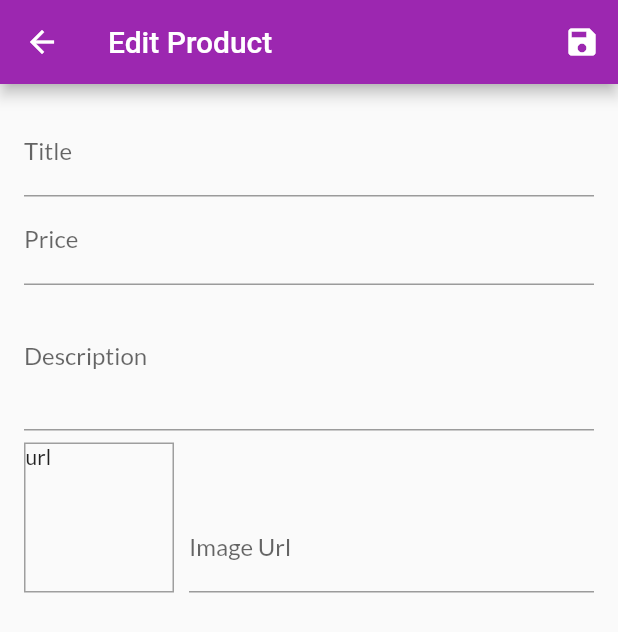
After one commit to peergrammer/myshop, a Flutter app: the EditProductScreen screen opened by its route, after a tap on the "save" icon, on a phone screen of 412 x 824 dp. The commit adds this screen. Shown: the top 632 px of the screen. Run offline on Flutter 3.47's test engine with Material 2 defaults, Android fonts, the phone set to English and light mode, and no system bars; our stand-ins replace google_fonts; network calls fail.

Commit message:
Form Input
Updating the form input for new products

```diff
--- a/lib/main.dart
+++ b/lib/main.dart
@@ -1,5 +1,6 @@
 import 'package:flutter/material.dart';
 import 'package:myshop/screens/cart_screen.dart';
+import 'package:myshop/screens/edit_product_screen.dart';
 import 'package:provider/provider.dart';
 import 'package:google_fonts/google_fonts.dart';
 import 'package:myshop/screens/product_detail_screen.dart';
@@ -51,6 +52,7 @@ class MyApp extends StatelessWidget {
           CartScreen.routeName: (context) => CartScreen(),
           OrdersScreen.routeName: (context) => OrdersScreen(),
           UserProductScreen.routeName: (context) => UserProductScreen(),
+          EditProductScreen.routeName: (context) => EditProductScreen()
         },
       ),
     );
--- /dev/null
+++ b/lib/screens/edit_product_screen.dart
@@ -0,0 +1,149 @@
+import 'package:flutter/material.dart';
+import '../models/product.dart';
+
+class EditProductScreen extends StatefulWidget {
+  static const routeName = '/edit-product';
+
+  @override
+  _EditProductScreenState createState() => _EditProductScreenState();
+}
+
+class _EditProductScreenState extends State<EditProductScreen> {
+  final _priceFocusNode = FocusNode();
+  final _imageUrlController = TextEditingController();
+  final _form = GlobalKey<FormState>();
+  var _editProduct =
+      Product(id: null, title: '', price: 0, description: '', imageUrl: '');
+
+  @override
+  void dispose() {
+    super.dispose();
+    _priceFocusNode.dispose();
+    _imageUrlController.dispose();
+  }
+
+  void _saveForm() {
+    _form.currentState.save();
+  }
+
+  @override
+  Widget build(BuildContext context) {
+    return Scaffold(
+      appBar: AppBar(
+        title: Text('Edit Product'),
+        actions: [
+          IconButton(
+            icon: Icon(Icons.save),
+            onPressed: _saveForm,
+          )
+        ],
+      ),
+      body: Padding(
+        padding: const EdgeInsets.all(16.0),
+        child: Form(
+          key: _form,
+          child: ListView(
+            children: [
+              TextFormField(
+                decoration: InputDecoration(
+                  labelText: 'Title',
+                ),
+                textInputAction: TextInputAction.next,
+                onFieldSubmitted: (value) {
+                  FocusScope.of(context).requestFocus(_priceFocusNode);
+                },
+                onSaved: (newValue) {
+                  _editProduct = Product(
+                    title: newValue,
+                    price: _editProduct.price,
+                    description: _editProduct.description,
+                    imageUrl: _editProduct.imageUrl,
+                    id: null,
+                  );
+                },
+              ),
+              TextFormField(
+                decoration: InputDecoration(
+                  labelText: 'Price',
+                ),
+                textInputAction: TextInputAction.next,
+                keyboardType: TextInputType.number,
+                focusNode: _priceFocusNode,
+                onSaved: (newValue) {
+                  _editProduct = Product(
+                    title: _editProduct.title,
+                    price: double.parse(newValue),
+                    description: _editProduct.description,
+                    imageUrl: _editProduct.imageUrl,
+                    id: null,
+                  );
+                },
+              ),
+              TextFormField(
+                  decoration: InputDecoration(
+                    labelText: 'Description',
+                  ),
+                  maxLines: 3,
+                  keyboardType: TextInputType.multiline,
+                  onSaved: (newValue) {
+                    _editProduct = Product(
+                      title: _editProduct.title,
+                      price: _editProduct.price,
+                      description: newValue,
+                      imageUrl: _editProduct.imageUrl,
+                      id: null,
+                    );
+                  }),
+              Row(
+                crossAxisAlignment: CrossAxisAlignment.end,
+                children: [
+                  Container(
+                    width: 100,
+                    height: 100,
+                    margin: EdgeInsets.only(top: 8, right: 10),
+                    decoration: BoxDecoration(
+                      border: Border.all(
+                        width: 1,
+                        color: Colors.grey,
+                      ),
+                    ),
+                    child: _imageUrlController.text.isEmpty
+                        ? Text('url')
+                        : FittedBox(
+                            child: Image.network(
+                              _imageUrlController.text,
+                              fit: BoxFit.cover,
+                            ),
+                          ),
+                  ),
+                  Expanded(
+                    child: TextFormField(
+                        decoration: InputDecoration(labelText: 'Image Url'),
+                        keyboardType: TextInputType.url,
+                        textInputAction: TextInputAction.done,
+                        controller: _imageUrlController,
+                        onEditingComplete: () {
+                          setState(() {});
+                        },
+                        onFieldSubmitted: (value) {
+                          _saveForm();
+                        },
+                        onSaved: (newValue) {
+                          _editProduct = Product(
+                            title: _editProduct.title,
+                            price: _editProduct.price,
+                            description: _editProduct.description,
+                            imageUrl: newValue,
+                            id: null,
+                          );
+                        }),
+                  ),
+                ],
+              ),
+            ],
+          ),
+        ),
+      ),
+    );
+  }
+}
--- a/lib/screens/user_products_screen.dart
+++ b/lib/screens/user_products_screen.dart
@@ -1,4 +1,5 @@
 import 'package:flutter/material.dart';
+import 'package:myshop/screens/edit_product_screen.dart';
 import 'package:myshop/widgets/app_drawer.dart';
 import 'package:provider/provider.dart';
 
@@ -15,7 +16,11 @@ class UserProductScreen extends StatelessWidget {
       appBar: AppBar(
         title: const Text('Your Products'),
         actions: [
-          IconButton(icon: const Icon(Icons.add), onPressed: () {}),
+          IconButton(
+              icon: const Icon(Icons.add),
+              onPressed: () {
+                Navigator.of(context).pushNamed(EditProductScreen.routeName);
+              }),
         ],
       ),
       drawer: AppDrawer(),
--- a/lib/widgets/product_item.dart
+++ b/lib/widgets/product_item.dart
@@ -49,6 +49,7 @@ class ProductItem extends StatelessWidget {
             ),
             onPressed: () {
               cart.addItems(product.id, product.price, product.title);
+              Scaffold.of(context).hideCurrentSnackBar();
               Scaffold.of(context).showSnackBar(
                 SnackBar(
                   content: Text('Added Item to cart!'),
```
